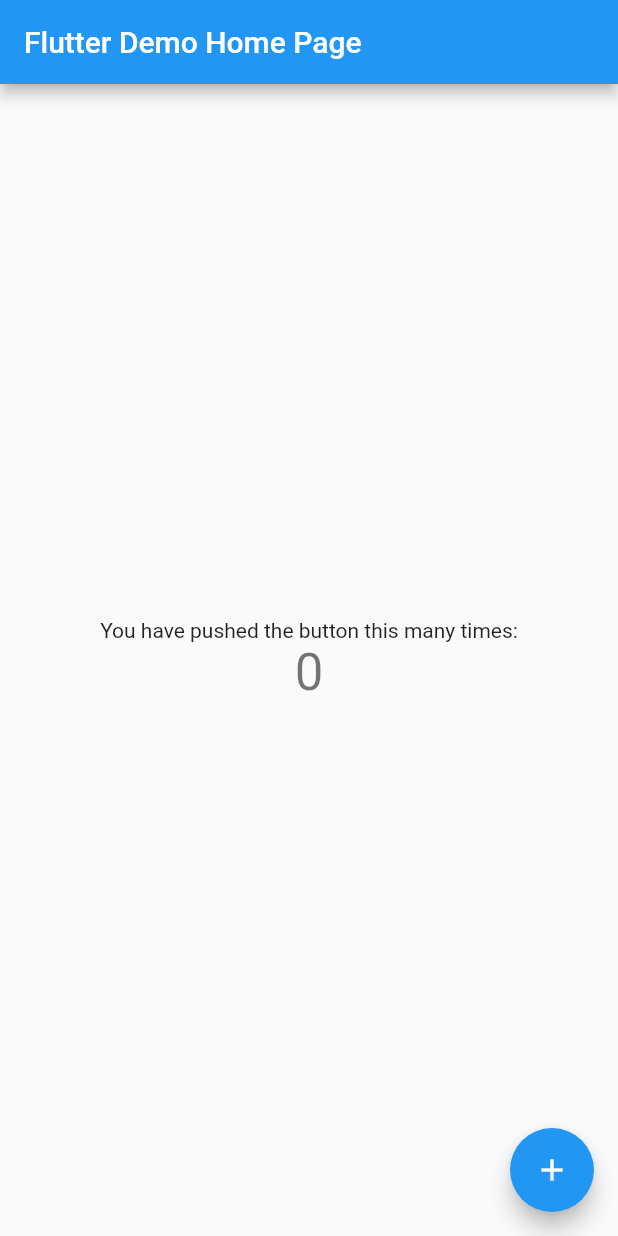
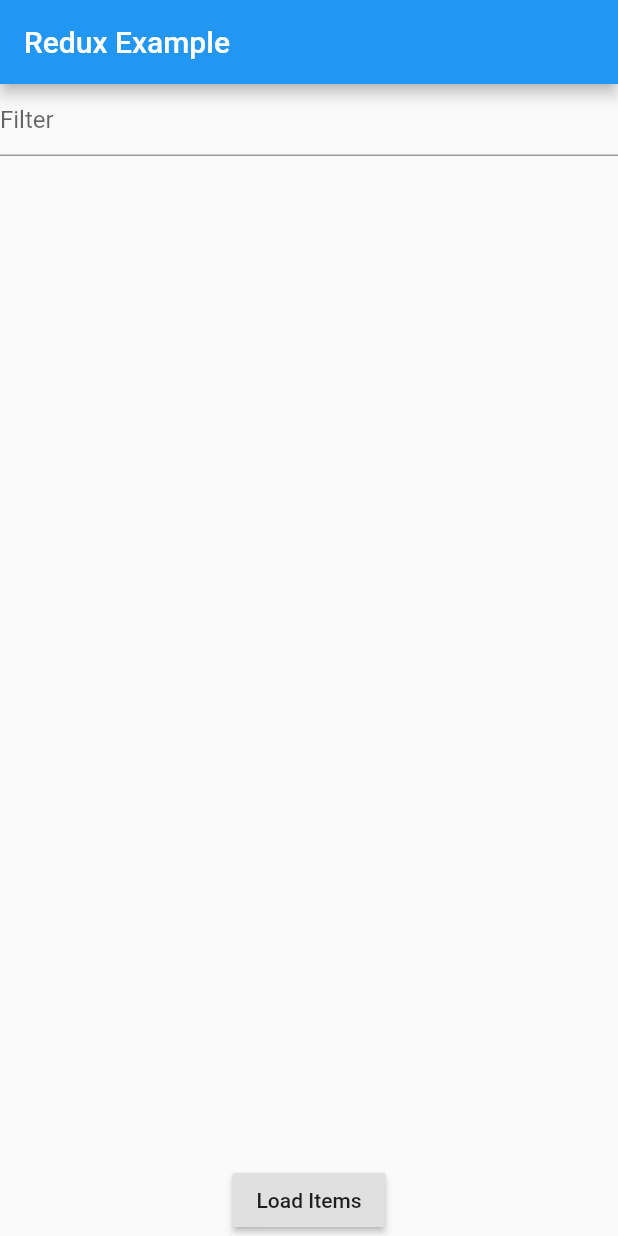
Before and after one commit to V1rus999/NewsApiFlutter, a Flutter app: the screen it shows after launch, on a phone screen of 412 x 824 dp. Run offline on Flutter 3.47's test engine with Material 2 defaults, Android fonts, the phone set to English and light mode, and no system bars; our stand-ins replace flutter_redux, redux.

Commit message:
master- busy adding redux to the project and added a basic list with filter to play around with redux.

```diff
--- /dev/null
+++ b/news_api_flutter/lib/data/news_item_model.dart
@@ -0,0 +1,20 @@
+class NewsItem {
+  String author;
+  String title;
+  List<String> tags;
+  String description;
+  String publishDate;
+  String body;
+
+  NewsItem(this.author, this.title, this.tags, this.description,
+      this.publishDate, this.body);
+
+  NewsItem.createDefault(String author) {
+    this.author = author;
+    title = "Test";
+    tags = [author];
+    description = "Test";
+    publishDate = "Test";
+    body = "Test";
+  }
+}
--- a/news_api_flutter/lib/main.dart
+++ b/news_api_flutter/lib/main.dart
@@ -1,111 +1,26 @@
 import 'package:flutter/material.dart';
+import 'package:news_api_flutter/redux/list_state.dart';
+import 'package:news_api_flutter/ui/news_list_page.dart';
+import 'package:redux/redux.dart';
+import 'package:flutter_redux/flutter_redux.dart';
+import 'package:news_api_flutter/redux/list_reducer.dart';
 
-void main() => runApp(MyApp());
+void main() => runApp(NewsListApp());
 
-class MyApp extends StatelessWidget {
-  // This widget is the root of your application.
-  @override
-  Widget build(BuildContext context) {
-    return MaterialApp(
-      title: 'Flutter Demo',
-      theme: ThemeData(
-        // This is the theme of your application.
-        //
-        // Try running your application with "flutter run". You'll see the
-        // application has a blue toolbar. Then, without quitting the app, try
-        // changing the primarySwatch below to Colors.green and then invoke
-        // "hot reload" (press "r" in the console where you ran "flutter run",
-        // or simply save your changes to "hot reload" in a Flutter IDE).
-        // Notice that the counter didn't reset back to zero; the application
-        // is not restarted.
-        primarySwatch: Colors.blue,
-      ),
-      home: MyHomePage(title: 'Flutter Demo Home Page'),
-    );
-  }
-}
-
-class MyHomePage extends StatefulWidget {
-  MyHomePage({Key key, this.title}) : super(key: key);
-
-  // This widget is the home page of your application. It is stateful, meaning
-  // that it has a State object (defined below) that contains fields that affect
-  // how it looks.
-
-  // This class is the configuration for the state. It holds the values (in this
-  // case the title) provided by the parent (in this case the App widget) and
-  // used by the build method of the State. Fields in a Widget subclass are
-  // always marked "final".
-
-  final String title;
-
-  @override
-  _MyHomePageState createState() => _MyHomePageState();
-}
-
-class _MyHomePageState extends State<MyHomePage> {
-  int _counter = 0;
-
-  void _incrementCounter() {
-    setState(() {
-      // This call to setState tells the Flutter framework that something has
-      // changed in this State, which causes it to rerun the build method below
-      // so that the display can reflect the updated values. If we changed
-      // _counter without calling setState(), then the build method would not be
-      // called again, and so nothing would appear to happen.
-      _counter++;
-    });
-  }
+class NewsListApp extends StatelessWidget {
+  final store =
+      Store<ListState>(listReducer, initialState: ListState.initialState());
 
   @override
   Widget build(BuildContext context) {
-    // This method is rerun every time setState is called, for instance as done
-    // by the _incrementCounter method above.
-    //
-    // The Flutter framework has been optimized to make rerunning build methods
-    // fast, so that you can just rebuild anything that needs updating rather
-    // than having to individually change instances of widgets.
-    return Scaffold(
-      appBar: AppBar(
-        // Here we take the value from the MyHomePage object that was created by
-        // the App.build method, and use it to set our appbar title.
-        title: Text(widget.title),
-      ),
-      body: Center(
-        // Center is a layout widget. It takes a single child and positions it
-        // in the middle of the parent.
-        child: Column(
-          // Column is also layout widget. It takes a list of children and
-          // arranges them vertically. By default, it sizes itself to fit its
-          // children horizontally, and tries to be as tall as its parent.
-          //
-          // Invoke "debug painting" (press "p" in the console, choose the
-          // "Toggle Debug Paint" action from the Flutter Inspector in Android
-          // Studio, or the "Toggle Debug Paint" command in Visual Studio Code)
-          // to see the wireframe for each widget.
-          //
-          // Column has various properties to control how it sizes itself and
-          // how it positions its children. Here we use mainAxisAlignment to
-          // center the children vertically; the main axis here is the vertical
-          // axis because Columns are vertical (the cross axis would be
-          // horizontal).
-          mainAxisAlignment: MainAxisAlignment.center,
-          children: <Widget>[
-            Text(
-              'You have pushed the button this many times:',
-            ),
-            Text(
-              '$_counter',
-              style: Theme.of(context).textTheme.display1,
-            ),
-          ],
-        ),
-      ),
-      floatingActionButton: FloatingActionButton(
-        onPressed: _incrementCounter,
-        tooltip: 'Increment',
-        child: Icon(Icons.add),
-      ), // This trailing comma makes auto-formatting nicer for build methods.
-    );
+    return StoreProvider<ListState>(
+        store: store,
+        child: MaterialApp(
+          title: 'Redux',
+          theme: ThemeData(
+            primarySwatch: Colors.blue,
+          ),
+          home: NewsListPage(),
+        ));
   }
 }
--- /dev/null
+++ b/news_api_flutter/lib/redux/list_actions.dart
@@ -0,0 +1,15 @@
+import 'package:news_api_flutter/data/news_item_model.dart';
+
+class NewsListLoadAction {}
+
+class GotListDataAction {
+  final List<NewsItem> items;
+
+  GotListDataAction(this.items);
+}
+
+class FilterItemsByTagAction {
+  final String tagToFilterBy;
+
+  FilterItemsByTagAction(this.tagToFilterBy);
+}
--- /dev/null
+++ b/news_api_flutter/lib/redux/list_reducer.dart
@@ -0,0 +1,20 @@
+import 'package:news_api_flutter/redux/list_state.dart';
+import 'package:news_api_flutter/redux/list_actions.dart';
+import 'package:news_api_flutter/data/news_item_model.dart';
+
+ListState listReducer(ListState state, action) {
+  return ListState(items: listItemReducer(state.items, action));
+}
+
+List<NewsItem> listItemReducer(List<NewsItem> items, action) {
+  if (action is GotListDataAction) {
+    return action.items;
+  }
+
+  if (action is FilterItemsByTagAction) {
+    return []
+      ..addAll(items)
+      ..retainWhere((it) => it.tags.contains(action.tagToFilterBy));
+  }
+  return items;
+}
--- /dev/null
+++ b/news_api_flutter/lib/redux/list_state.dart
@@ -0,0 +1,14 @@
+import 'package:flutter/material.dart';
+import 'package:news_api_flutter/data/news_item_model.dart';
+
+class ListState {
+  final List<NewsItem> items;
+
+  ListState({@required this.items});
+
+  ListState copyWith({List<NewsItem> items}) {
+    return ListState(items: items ?? this.items);
+  }
+
+  ListState.initialState() : items = List.unmodifiable([]);
+}
--- /dev/null
+++ b/news_api_flutter/lib/redux/list_viewmodel.dart
@@ -0,0 +1,32 @@
+import 'package:flutter/material.dart';
+import 'package:news_api_flutter/data/news_item_model.dart';
+import 'package:news_api_flutter/redux/list_actions.dart';
+import 'package:news_api_flutter/redux/list_state.dart';
+import 'package:redux/redux.dart';
+
+class NewsListViewModel {
+  final List<NewsItem> items;
+  final Function() onLoadComplete;
+  final Function(String) onFilterByTag;
+  final Function(List<NewsItem> items) onGotData;
+
+  NewsListViewModel(
+      this.items, this.onLoadComplete, this.onFilterByTag, this.onGotData);
+
+  factory NewsListViewModel.create(Store<ListState> store) {
+    _onLoadComplete() {
+      store.dispatch(NewsListLoadAction());
+    }
+
+    _filterByTag(String filter) {
+      store.dispatch(FilterItemsByTagAction(filter));
+    }
+
+    _gotData(List<NewsItem> items) {
+      store.dispatch(GotListDataAction(items));
+    }
+
+    return NewsListViewModel(
+        store.state.items, _onLoadComplete, _filterByTag, _gotData);
+  }
+}
--- /dev/null
+++ b/news_api_flutter/lib/ui/filter_items_widget.dart
@@ -0,0 +1,28 @@
+import 'package:flutter/material.dart';
+import 'package:news_api_flutter/redux/list_viewmodel.dart';
+import 'package:news_api_flutter/ui/news_list_page.dart';
+
+class FilterItemsWidget extends StatefulWidget {
+  final NewsListViewModel model;
+
+  FilterItemsWidget(this.model);
+
+  @override
+  State<StatefulWidget> createState() => FilterItemsState();
+}
+
+class FilterItemsState extends State<FilterItemsWidget> {
+  final TextEditingController controller = TextEditingController();
+
+  @override
+  Widget build(BuildContext context) {
+    return TextField(
+      controller: controller,
+      decoration: InputDecoration(hintText: 'Filter'),
+      onSubmitted: (s) {
+        widget.model.onFilterByTag(s);
+        controller.text = '';
+      },
+    );
+  }
+}
--- /dev/null
+++ b/news_api_flutter/lib/ui/item_list_widget.dart
@@ -0,0 +1,20 @@
+import 'package:flutter/material.dart';
+import 'package:news_api_flutter/redux/list_viewmodel.dart';
+import 'package:news_api_flutter/ui/news_list_page.dart';
+
+class ItemListWidget extends StatelessWidget {
+  final NewsListViewModel model;
+
+  ItemListWidget(this.model);
+
+  @override
+  Widget build(BuildContext context) {
+    return ListView(
+      children: model.items
+          .map((item) => ListTile(
+                title: Text(item.author),
+              ))
+          .toList(),
+    );
+  }
+}
--- /dev/null
+++ b/news_api_flutter/lib/ui/load_items_widget.dart
@@ -0,0 +1,22 @@
+import 'package:flutter/material.dart';
+import 'package:news_api_flutter/data/news_item_model.dart';
+import 'package:news_api_flutter/redux/list_viewmodel.dart';
+import 'package:news_api_flutter/ui/news_list_page.dart';
+
+class LoadItemsWidget extends StatelessWidget {
+  final NewsListViewModel model;
+
+  LoadItemsWidget(this.model);
+
+  @override
+  Widget build(BuildContext context) {
+    return RaisedButton(
+      child: Text('Load Items'),
+      onPressed: () => model.onGotData([
+            NewsItem.createDefault('Jannie'),
+            NewsItem.createDefault('Koos'),
+            NewsItem.createDefault('Piet')
+          ]),
+    );
+  }
+}
--- /dev/null
+++ b/news_api_flutter/lib/ui/news_list_page.dart
@@ -0,0 +1,33 @@
+import 'package:flutter/material.dart';
+import 'package:flutter_redux/flutter_redux.dart';
+import 'package:news_api_flutter/redux/list_state.dart';
+import 'package:news_api_flutter/redux/list_viewmodel.dart';
+import 'package:news_api_flutter/ui/filter_items_widget.dart';
+import 'package:news_api_flutter/ui/item_list_widget.dart';
+import 'package:news_api_flutter/ui/load_items_widget.dart';
+import 'package:news_api_flutter/data/news_item_model.dart';
+import 'package:news_api_flutter/redux/list_actions.dart';
+import 'package:redux/redux.dart';
+
+class NewsListPage extends StatelessWidget {
+  @override
+  Widget build(BuildContext context) {
+    return Scaffold(
+      appBar: AppBar(
+        title: Text('Redux Example'),
+      ),
+      body: StoreConnector<ListState, NewsListViewModel>(
+        converter: (store) => NewsListViewModel.create(store),
+        builder: (context, viewModel) => Column(
+          children: <Widget>[
+            FilterItemsWidget(viewModel),
+            Expanded(
+              child: ItemListWidget(viewModel),
+            ),
+            LoadItemsWidget(viewModel)
+          ],
+        ),
+      ),
+    );
+  }
+}
--- a/news_api_flutter/pubspec.yaml
+++ b/news_api_flutter/pubspec.yaml
@@ -13,6 +13,8 @@ environment:
   sdk: ">=2.0.0-dev.68.0 <3.0.0"
 
 dependencies:
+  redux: '^3.0.0'
+  flutter_redux: '^0.5.3'
   flutter:
     sdk: flutter
 
```
